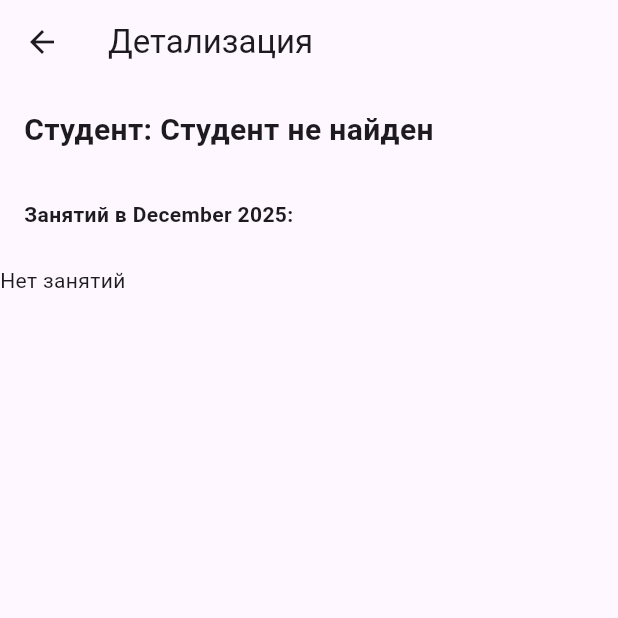
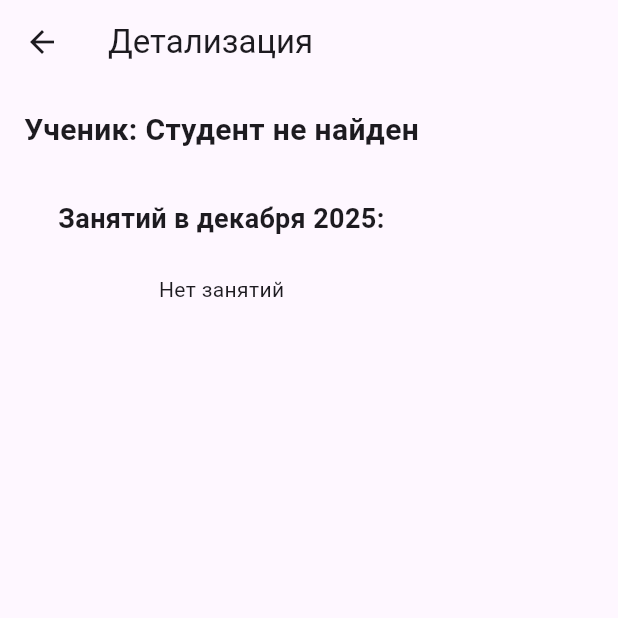
Before and after one commit to FairFire/repetitor3, a Flutter app: the StudentIncomeDetailScreen screen opened directly with empty values, on a phone screen of 412 x 824 dp, the top half of it. Run offline on Flutter 3.47's test engine with Material 3 defaults, Android fonts, the phone set to English and light mode, and no system bars; our stand-ins replace sqflite; accounts and stored records are empty.

Commit message:
мелочевку поправил

```diff
--- a/lib/screens/income_screen.dart
+++ b/lib/screens/income_screen.dart
@@ -63,7 +63,7 @@ class _IncomeScreenState extends State<IncomeScreen> {
                               DateFormat(
                                 'MMMM',
                                 'ru',
-                              ).format(DateTime(2020, m)),
+                              ).format(DateTime(2010, m)),
                             ),
                           ),
                         )
@@ -75,7 +75,7 @@ class _IncomeScreenState extends State<IncomeScreen> {
                 Expanded(
                   child: DropdownButtonFormField(
                     initialValue: _selectedMonth.year,
-                    items: List.generate(5, (i) => DateTime.now().year - 2 + i)
+                    items: List.generate(10, (i) => DateTime.now().year - 5 + i)
                         .map(
                           (y) => DropdownMenuItem(
                             value: y,
@@ -124,7 +124,7 @@ class _IncomeScreenState extends State<IncomeScreen> {
                         vertical: 8,
                       ),
                       child: Text(
-                        'Итого за $monthName: ${totalIncome.toStringAsFixed(0)} P',
+                        'Итого за $monthName: ${totalIncome.toStringAsFixed(0)} ₽',
                         style: TextStyle(
                           fontSize: 18,
                           fontWeight: FontWeight.bold,
--- a/lib/screens/student_income_detail_screen.dart
+++ b/lib/screens/student_income_detail_screen.dart
@@ -24,7 +24,7 @@ class StudentIncomeDetailScreen extends StatelessWidget {
   @override
   Widget build(BuildContext context) {
     final dbHelper = DBHelper();
-    final monthFormatted = DateFormat('MMMM yyyy').format(month);
+    final monthFormatted = DateFormat('MMMM yyyy', 'ru').format(month);
     return Scaffold(
       appBar: AppBar(
         title: Text('Детализация'),
@@ -51,12 +51,12 @@ class StudentIncomeDetailScreen extends StatelessWidget {
               }
               final lessons = lessonSnapshot.data ?? [];
               return Column(
-                crossAxisAlignment: CrossAxisAlignment.start,
+                crossAxisAlignment: CrossAxisAlignment.center,
                 children: [
                   Padding(
                     padding: const EdgeInsets.all(16.0),
                     child: Text(
-                      'Студент: $fullName',
+                      'Ученик: $fullName',
                       style: TextStyle(
                         fontSize: 20,
                         fontWeight: FontWeight.bold,
@@ -67,7 +67,11 @@ class StudentIncomeDetailScreen extends StatelessWidget {
                     padding: const EdgeInsets.all(16.0),
                     child: Text(
                       'Занятий в $monthFormatted:',
-                      style: const TextStyle(fontWeight: FontWeight.bold),
+                      style: const TextStyle(
+                        fontWeight: FontWeight.bold,
+                        fontSize: 18,
+                      ),
+                      textAlign: TextAlign.center,
                     ),
                   ),
                   SizedBox(height: 8),
@@ -79,7 +83,8 @@ class StudentIncomeDetailScreen extends StatelessWidget {
                             itemBuilder: (context, index) {
                               final lesson = lessons[index];
                               final dateStr = DateFormat(
-                                'dd.MMMM.yyyy HH:mm',
+                                'dd MMMM yyyy HH:mm',
+                                'ru',
                               ).format(lesson.dateTime);
                               return ListTile(
                                 title: Text(dateStr),
```
